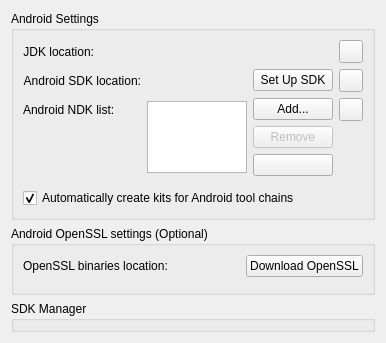
The window that src/plugins/android/androidsettingswidget.ui (qt-creator/qt-creator) describes before a commit, drawn with Qt 5.
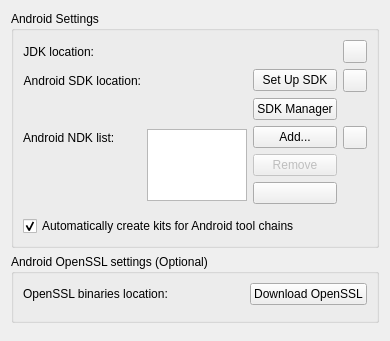
The same window after the commit. Custom widgets are drawn as their Qt base class.

Commit message:
Android: move SDK Manager to separate dialog
Hide the SDK Manager into own dialog which reduces the visible
elements on the Android Settings page by default. The dialog
will be brought up when installing essential packages for example.

Also, the dialog can be opened manually via a new button, which
makes it available on demand instead be there in the front all
the time, because that SDK Manager UI is needed only when installing
packages which doesn't happen often.

What changed in the file:
```diff
--- a/src/plugins/android/androidsettingswidget.ui
+++ b/src/plugins/android/androidsettingswidget.ui
@@ -158,6 +158,13 @@
         </property>
        </widget>
       </item>
+      <item row="2" column="2" colspan="4">
+       <widget class="QPushButton" name="sdkManagerToolButton">
+        <property name="text">
+         <string>SDK Manager</string>
+        </property>
+       </widget>
+      </item>
       <item row="3" column="0">
        <widget class="QLabel" name="ndkComboBoxLabel">
         <property name="text">
@@ -234,11 +241,11 @@
     </widget>
    </item>
    <item>
-    <widget class="QGroupBox" name="sdkManagerGroupBox">
-     <property name="title">
-      <string>SDK Manager</string>
+    <spacer name="verticalSpacer">
+     <property name="orientation">
+      <enum>Qt::Vertical</enum>
      </property>
-    </widget>
+    </spacer>
    </item>
   </layout>
  </widget>
```
The commit also changes 4 other files.
